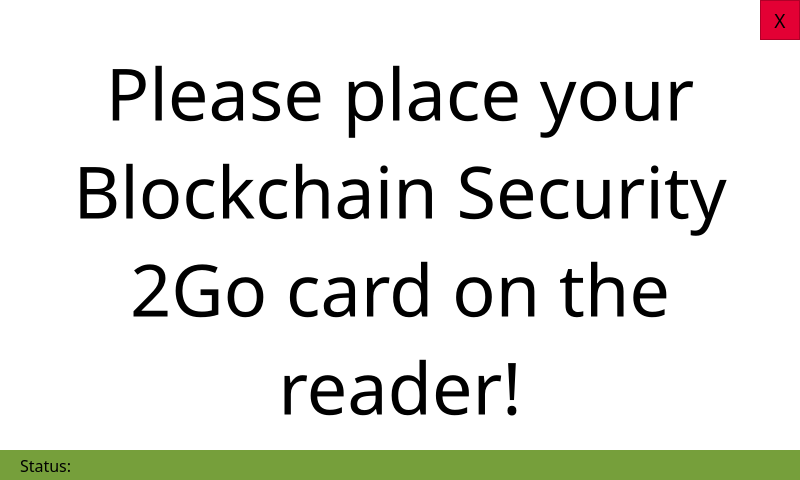
Old version of the form praesidium/mainwindow.ui in the repository DhruvKhemani/Praesidium.
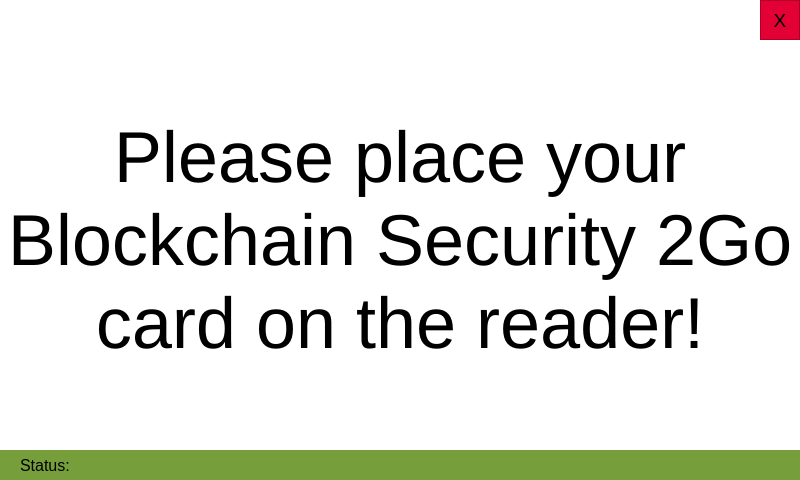
New version of the form.

The edit to the form file:
```diff
--- a/praesidium/mainwindow.ui
+++ b/praesidium/mainwindow.ui
@@ -12,7 +12,7 @@
   </property>
   <property name="font">
    <font>
-    <family>MS Shell Dlg 2</family>
+    <family>Arial</family>
     <pointsize>8</pointsize>
     <italic>false</italic>
     <strikeout>false</strikeout>
@@ -57,7 +57,7 @@
      </property>
      <property name="font">
       <font>
-       <family>Source Sans Pro</family>
+       <family>Arial</family>
        <pointsize>14</pointsize>
        <weight>50</weight>
        <bold>false</bold>
@@ -132,7 +132,7 @@
       </property>
       <property name="font">
        <font>
-        <family>Source Sans Pro</family>
+        <family>Arial</family>
         <pointsize>54</pointsize>
         <weight>50</weight>
         <bold>false</bold>
@@ -206,7 +206,7 @@
          </property>
          <property name="font">
           <font>
-           <family>Source Sans Pro</family>
+           <family>Arial</family>
            <pointsize>12</pointsize>
           </font>
          </property>
@@ -228,7 +228,7 @@
          </property>
          <property name="font">
           <font>
-           <family>Source Sans Pro</family>
+           <family>Arial</family>
            <pointsize>12</pointsize>
           </font>
          </property>
@@ -253,7 +253,7 @@
          </property>
          <property name="font">
           <font>
-           <family>Source Sans Pro</family>
+           <family>Arial</family>
            <pointsize>12</pointsize>
           </font>
          </property>
@@ -275,7 +275,7 @@
          </property>
          <property name="font">
           <font>
-           <family>Source Sans Pro</family>
+           <family>Arial</family>
            <pointsize>12</pointsize>
           </font>
          </property>
@@ -300,7 +300,7 @@
          </property>
          <property name="font">
           <font>
-           <family>Source Sans Pro</family>
+           <family>Arial</family>
            <pointsize>12</pointsize>
           </font>
          </property>
@@ -322,7 +322,7 @@
          </property>
          <property name="font">
           <font>
-           <family>Source Sans Pro</family>
+           <family>Arial</family>
            <pointsize>12</pointsize>
           </font>
          </property>
@@ -400,7 +400,7 @@
          </property>
          <property name="font">
           <font>
-           <family>Source Sans Pro</family>
+           <family>Arial</family>
            <pointsize>12</pointsize>
           </font>
          </property>
@@ -483,7 +483,7 @@
         <widget class="QLabel" name="btc_addr">
          <property name="font">
           <font>
-           <family>Source Sans Pro</family>
+           <family>Arial</family>
            <pointsize>14</pointsize>
           </font>
          </property>
@@ -541,7 +541,7 @@
          </property>
          <property name="font">
           <font>
-           <family>Source Sans Pro</family>
+           <family>Arial</family>
            <pointsize>12</pointsize>
           </font>
          </property>
@@ -582,7 +582,7 @@
          </property>
          <property name="font">
           <font>
-           <family>Source Sans Pro</family>
+           <family>Arial</family>
            <pointsize>12</pointsize>
           </font>
          </property>
@@ -607,7 +607,7 @@
          </property>
          <property name="font">
           <font>
-           <family>Source Sans Pro</family>
+           <family>Arial</family>
            <pointsize>12</pointsize>
           </font>
          </property>
@@ -670,7 +670,7 @@
           <widget class="QLabel" name="amount_title">
            <property name="font">
             <font>
-             <family>Source Sans Pro</family>
+             <family>Arial</family>
              <pointsize>12</pointsize>
             </font>
            </property>
@@ -683,7 +683,7 @@
           <widget class="QLineEdit" name="amount">
            <property name="font">
             <font>
-             <family>Source Sans Pro</family>
+             <family>Arial</family>
              <pointsize>12</pointsize>
             </font>
            </property>
@@ -708,7 +708,7 @@
           <widget class="QLabel" name="amount_result">
            <property name="font">
             <font>
-             <family>Source Sans Pro</family>
+             <family>Arial</family>
              <pointsize>12</pointsize>
             </font>
            </property>
@@ -743,7 +743,7 @@
           <widget class="QLabel" name="fee_title">
            <property name="font">
             <font>
-             <family>Source Sans Pro</family>
+             <family>Arial</family>
              <pointsize>12</pointsize>
             </font>
            </property>
@@ -756,7 +756,7 @@
           <widget class="QLineEdit" name="fee">
            <property name="font">
             <font>
-             <family>Source Sans Pro</family>
+             <family>Arial</family>
              <pointsize>12</pointsize>
             </font>
            </property>
@@ -778,7 +778,7 @@
           <widget class="QLabel" name="fee_result">
            <property name="font">
             <font>
-             <family>Source Sans Pro</family>
+             <family>Arial</family>
              <pointsize>12</pointsize>
             </font>
            </property>
@@ -819,7 +819,7 @@
           <widget class="QLabel" name="target_address_title">
            <property name="font">
             <font>
-             <family>Source Sans Pro</family>
+             <family>Arial</family>
              <pointsize>12</pointsize>
             </font>
            </property>
@@ -838,7 +838,7 @@
            </property>
            <property name="font">
             <font>
-             <family>Source Sans Pro</family>
+             <family>Arial</family>
              <pointsize>12</pointsize>
             </font>
            </property>
@@ -948,7 +948,7 @@
          </property>
          <property name="font">
           <font>
-           <family>Source Sans Pro</family>
+           <family>Arial</family>
            <pointsize>12</pointsize>
           </font>
          </property>
@@ -971,7 +971,7 @@
          </property>
          <property name="font">
           <font>
-           <family>Source Sans Pro</family>
+           <family>Arial</family>
            <pointsize>12</pointsize>
           </font>
          </property>
@@ -1005,7 +1005,7 @@
          </property>
          <property name="font">
           <font>
-           <family>Source Sans Pro</family>
+           <family>Arial</family>
            <pointsize>12</pointsize>
           </font>
          </property>
@@ -1134,7 +1134,7 @@
          </property>
          <property name="font">
           <font>
-           <family>Source Sans Pro</family>
+           <family>Arial</family>
            <pointsize>12</pointsize>
           </font>
          </property>
@@ -1157,7 +1157,7 @@
          </property>
          <property name="font">
           <font>
-           <family>Source Sans Pro</family>
+           <family>Arial</family>
            <pointsize>12</pointsize>
           </font>
          </property>
@@ -1207,7 +1207,7 @@
      </property>
      <property name="font">
       <font>
-       <family>Source Sans Pro</family>
+       <family>Arial</family>
        <pointsize>12</pointsize>
        <italic>false</italic>
       </font>
```
Left out of the diff: 4 changed lines with no effect on the pictures.
